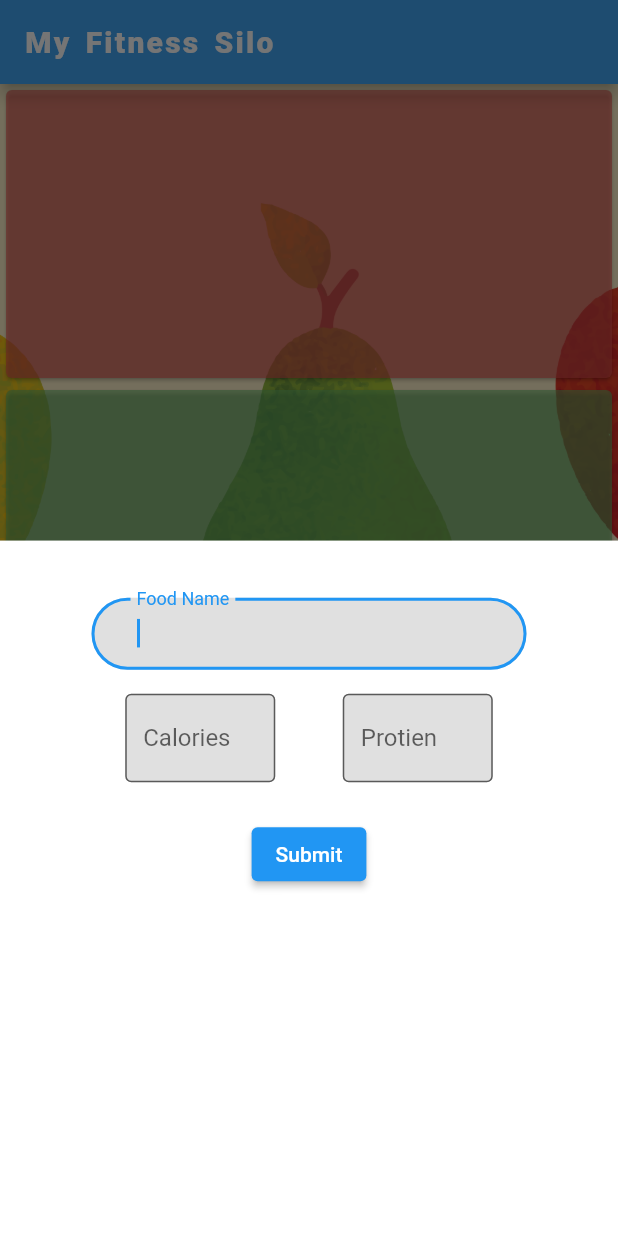
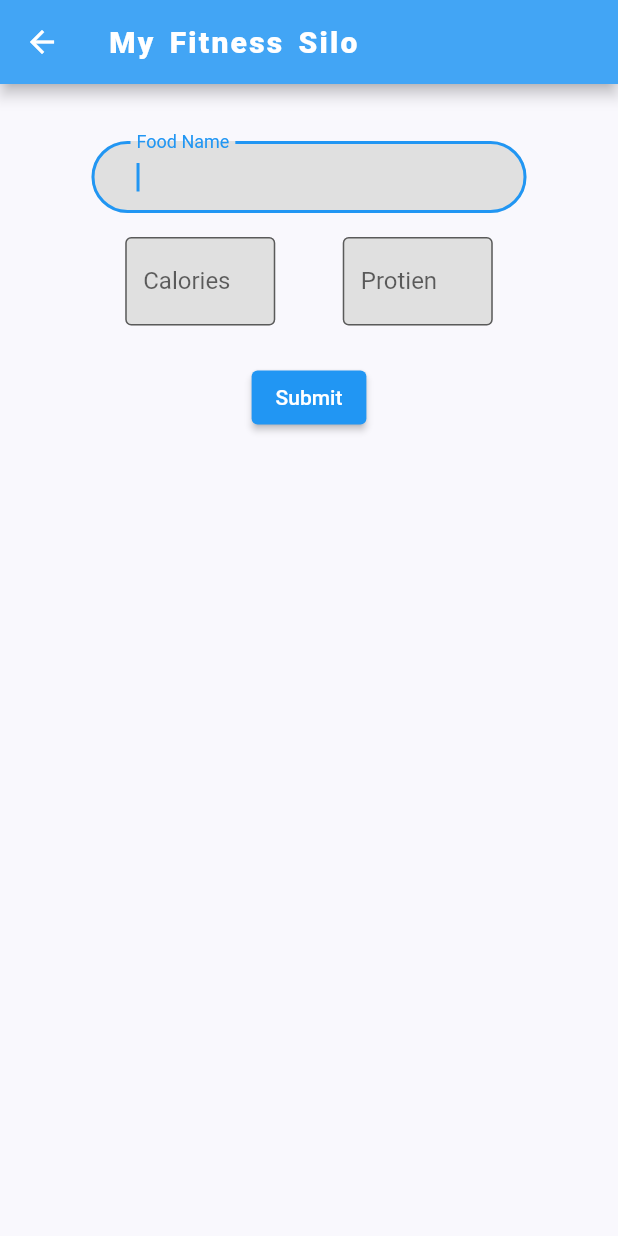
Before and after one commit to jeremyc2/My-Fitness-Silo, a Flutter app: the screen it shows after launch, after a tap on "Add Meal", on a phone screen of 412 x 824 dp. Run offline on Flutter 3.47's test engine with Material 2 defaults, Android fonts, the phone set to English and light mode, and no system bars.

Commit message:
update screens

```diff
--- /dev/null
+++ b/lib/screens/add_meal/add_meal_screen.dart
@@ -0,0 +1,27 @@
+import 'package:flutter/material.dart';
+
+import 'modules/add_meal_form.dart';
+
+class AddMealScreen extends StatelessWidget {
+  @override
+  Widget build(BuildContext context) {
+    return Scaffold(
+      appBar: AppBar(
+        title: Text(
+          'My Fitness Silo',
+          style: TextStyle(
+            color: Colors.white,
+            fontWeight: FontWeight.w900,
+            wordSpacing: 3.0,
+            letterSpacing: 1.5,
+          ),
+        ),
+        backgroundColor: Colors.blue.shade400,
+        iconTheme: IconThemeData(
+          color: Colors.white,
+        ),
+      ),
+      body: AddMealForm(),
+    );
+  }
+}
--- /dev/null
+++ b/lib/screens/add_meal/modules/add_meal_form.dart
@@ -0,0 +1,45 @@
+import 'package:flutter/material.dart';
+import 'package:my_fitness_silo/screens/home/modules/food_name_input.dart';
+import 'package:my_fitness_silo/screens/home/modules/macro_input.dart';
+import 'package:my_fitness_silo/screens/home/modules/submit_button.dart';
+
+/// This is the stateful widget that the main application instantiates.
+class AddMealForm extends StatefulWidget {
+  AddMealForm({Key key}) : super(key: key);
+
+  @override
+  _AddMealFormState createState() => _AddMealFormState();
+}
+
+/// This is the private State class that goes with AddMealForm.
+class _AddMealFormState extends State<AddMealForm> {
+  final _formKey = GlobalKey<FormState>();
+
+  @override
+  Widget build(BuildContext context) {
+    return Form(
+      key: _formKey,
+      child: Center(
+        child: SizedBox(
+          width: 350.0,
+          child: Padding(
+            padding: const EdgeInsets.all(30.0),
+            child: Column(
+              children: <Widget>[
+                FoodNameInput(),
+                Row(
+                  mainAxisAlignment: MainAxisAlignment.spaceAround,
+                  children: [
+                    MacroInput('Calories'),
+                    MacroInput('Protien'),
+                  ],
+                ),
+                SubmitButton(formKey: _formKey),
+              ],
+            ),
+          ),
+        ),
+      ),
+    );
+  }
+}
--- a/lib/screens/home/home_screen.dart
+++ b/lib/screens/home/home_screen.dart
@@ -1,7 +1,5 @@
 import 'package:flutter/material.dart';
-import 'package:my_fitness_silo/screens/home/modules/food_name_input.dart';
-import 'package:my_fitness_silo/screens/home/modules/macro_input.dart';
-import 'package:my_fitness_silo/screens/home/modules/submit_button.dart';
+import 'package:my_fitness_silo/screens/add_meal/add_meal_screen.dart';
 
 import 'modules/body.dart';
 
@@ -27,12 +25,10 @@ class HomeScreen extends StatelessWidget {
       body: Body(),
       floatingActionButton: FloatingActionButton.extended(
         onPressed: () => {
-          showModalBottomSheet(
-              context: context,
-              builder: (context) => Container(
-                    color: Colors.white,
-                    child: AddMealForm(),
-                  )),
+          Navigator.push(
+            context,
+            MaterialPageRoute(builder: (context) => AddMealScreen()),
+          )
         },
         icon: const Icon(Icons.add),
         label: Text('Add Meal'),
@@ -42,44 +38,3 @@ class HomeScreen extends StatelessWidget {
     );
   }
 }
-
-/// This is the stateful widget that the main application instantiates.
-class AddMealForm extends StatefulWidget {
-  AddMealForm({Key key}) : super(key: key);
-
-  @override
-  _AddMealFormState createState() => _AddMealFormState();
-}
-
-/// This is the private State class that goes with AddMealForm.
-class _AddMealFormState extends State<AddMealForm> {
-  final _formKey = GlobalKey<FormState>();
-
-  @override
-  Widget build(BuildContext context) {
-    return Form(
-      key: _formKey,
-      child: Center(
-        child: SizedBox(
-          width: 350.0,
-          child: Padding(
-            padding: const EdgeInsets.all(30.0),
-            child: Column(
-              children: <Widget>[
-                FoodNameInput(),
-                Row(
-                  mainAxisAlignment: MainAxisAlignment.spaceAround,
-                  children: [
-                    MacroInput('Calories'),
-                    MacroInput('Protien'),
-                  ],
-                ),
-                SubmitButton(formKey: _formKey),
-              ],
-            ),
-          ),
-        ),
-      ),
-    );
-  }
-}
```
